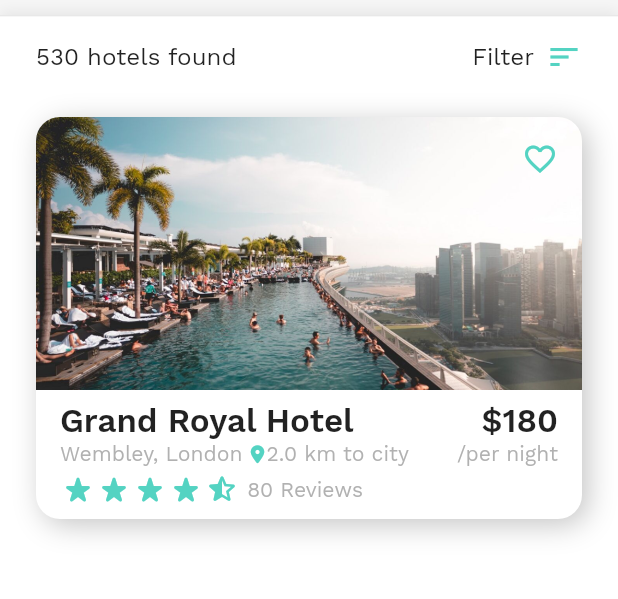
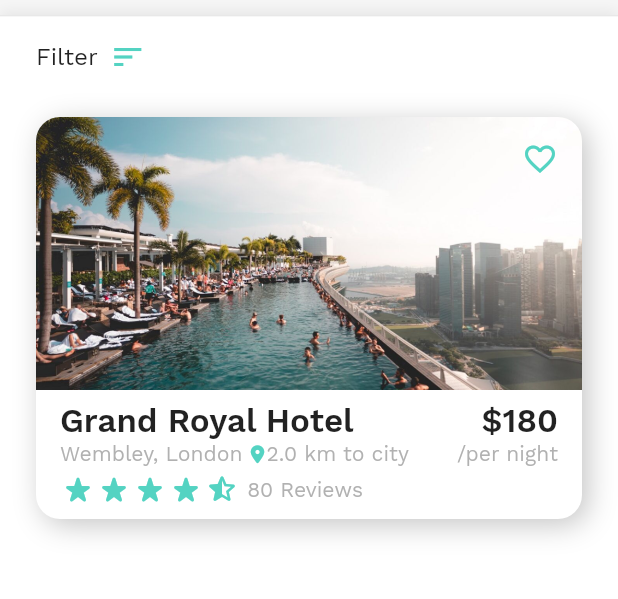
Before and after one commit to Chaitanyaputhran/Bloombright, a Flutter app: the HotelHomeScreen screen opened directly, on a phone screen of 412 x 824 dp, the part 174-773 px from its top. Run offline on Flutter 3.47's test engine with Material 2 defaults, Android fonts, the light colour scheme and no system bars; drawn by our look-alikes of flutter_rating_bar; our stand-ins replace font_awesome_flutter.

Commit message:
removed 530

```diff
--- a/lib/hotel_booking/hotel_home_screen.dart
+++ b/lib/hotel_booking/hotel_home_screen.dart
@@ -345,18 +345,6 @@ class _HotelHomeScreenState extends State<HotelHomeScreen>
                 const EdgeInsets.only(left: 16, right: 16, top: 8, bottom: 4),
             child: Row(
               children: <Widget>[
-                Expanded(
-                  child: Padding(
-                    padding: const EdgeInsets.all(8.0),
-                    child: Text(
-                      '530 hotels found',
-                      style: TextStyle(
-                        fontWeight: FontWeight.w100,
-                        fontSize: 16,
-                      ),
-                    ),
-                  ),
-                ),
                 Material(
                   color: Colors.transparent,
                   child: InkWell(
```
